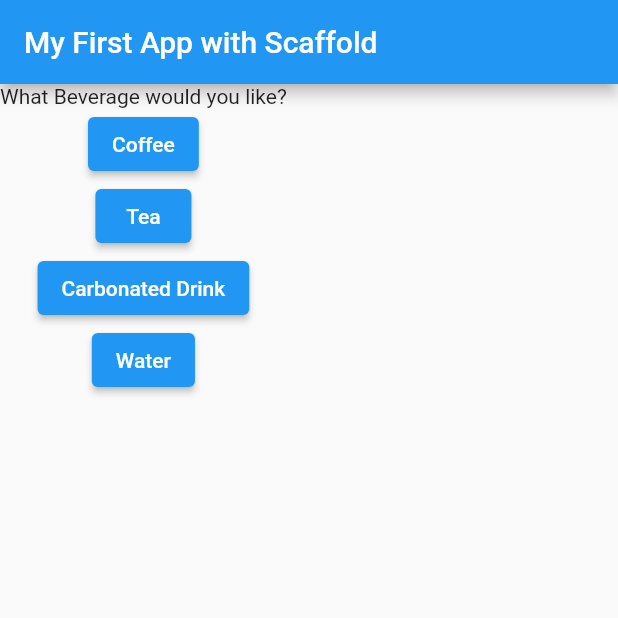
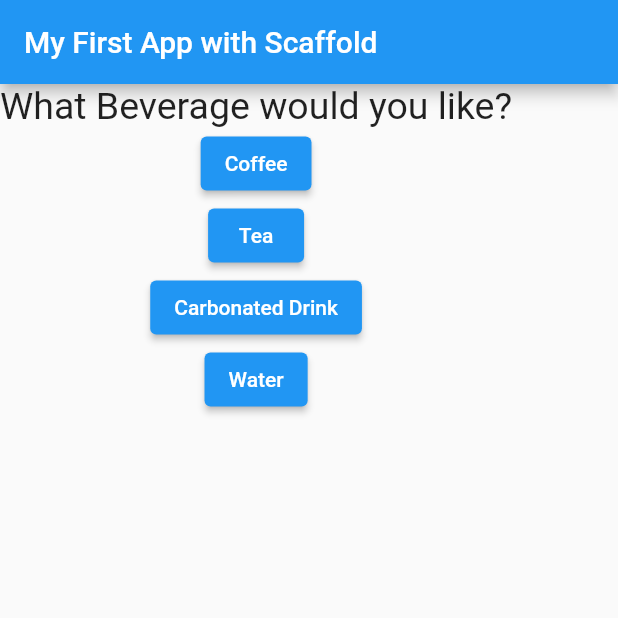
Before and after one commit to kali-dass/flutter_my_app_v2, a Flutter app: the screen it shows after launch, on a phone screen of 412 x 824 dp, the top half of it. Run offline on Flutter 3.47's test engine with Material 2 defaults, Android fonts, the phone set to English and light mode, and no system bars.

Commit message:
Text align and styling

```diff
--- a/lib/question.dart
+++ b/lib/question.dart
@@ -7,6 +7,10 @@ class Question extends StatelessWidget {
 
   @override
   Widget build(BuildContext context) {
-    return Text(questionText);
+    return Text(
+      questionText,
+      style: TextStyle(fontSize: 25),
+      textAlign: TextAlign.center,
+    );
   }
 }
```
